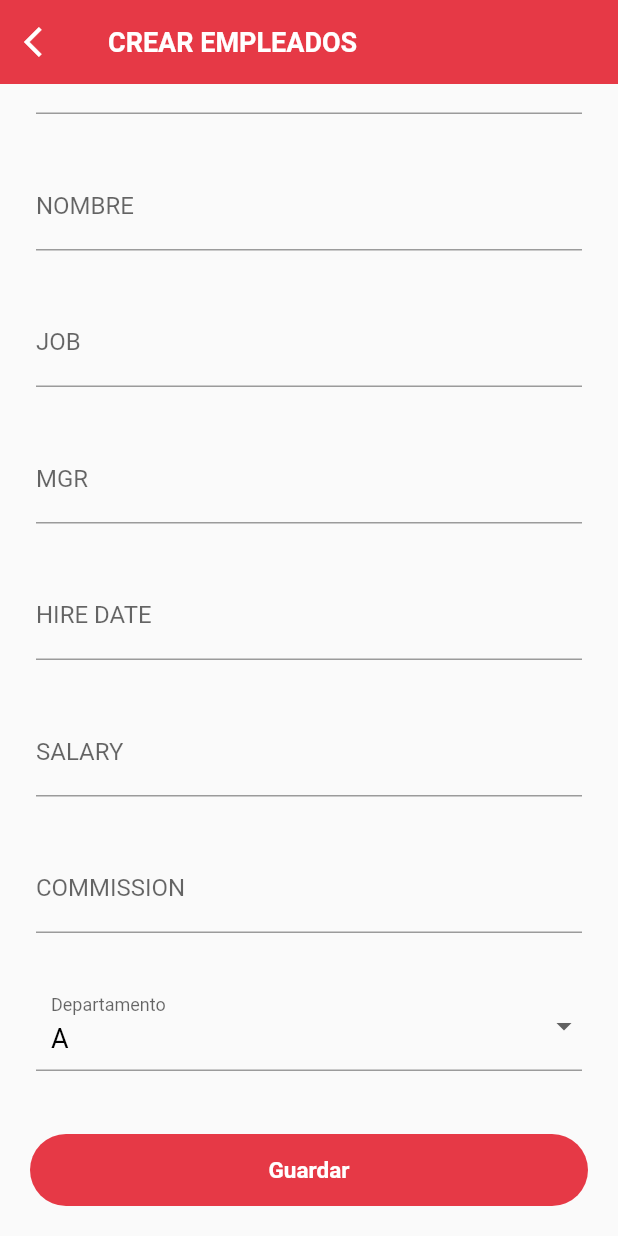
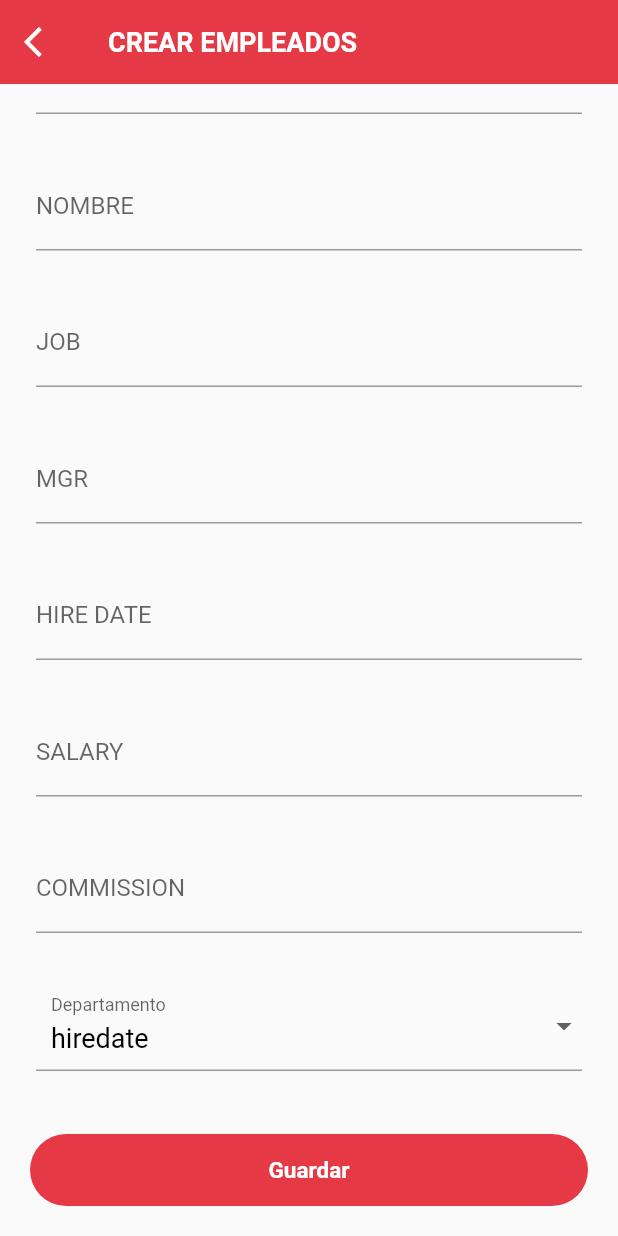
Before and after one commit to pineda24/scottmanager, a Flutter app: the Employee screen opened directly, scrolled down 71 dp, after a tap on "Guardar", on a phone screen of 412 x 824 dp. Run offline on Flutter 3.47's test engine with Material 2 defaults, Android fonts, the phone set to English and light mode, and no system bars; missing offline and left inert: dart:ffi; Roboto replaces fonts that are missing (Montserrat).

Commit message:
update employeee

```diff
--- a/lib/pages/employees/employee.dart
+++ b/lib/pages/employees/employee.dart
@@ -1,7 +1,11 @@
+import 'dart:convert';
+
 import 'package:flutter/material.dart';
+import 'package:http/http.dart';
 import 'package:intl/intl.dart';
 
 import '../../components/button.dart';
+import '../../models/department.model.dart';
 import '../../style/style.dart';
 
 class Employee extends StatefulWidget {
@@ -17,8 +21,76 @@ class _EmployeeState extends State<Employee> {
   List<TextEditingController> controllers =
       List.generate(7, (int index) => TextEditingController());
   DateTime _date = DateTime.now();
+  DateFormat outputFormat = DateFormat('yyyy/MM/dd');
+  List<Dept> listDep = [];
+  Dept deptSelect = new Dept(deptno: 0, dname: "", loc: "");
+  int dept = 0;
+
+  @override
+  void initState() {
+    // TODO: implement initState
+    super.initState();
+    getDept2();
+  }
+
+  String prueba =
+      '{"message": "Success","departments": [{"deptno": 23, "dname": "hiredate", "loc": "2001-11-14"}, {"deptno": 40,"dname": "OPERATIONS","loc": "BOSTON"}]}';
 
   void getDataEdit() async {}
+
+  void saveData() async {
+    try {
+      var url = Uri.https('localhost:8000/ScottManager/employees');
+      var response = await post(
+        url,
+        body: {
+          "empno": controllers[0].text,
+          "ename": controllers[1].text,
+          "job": controllers[2].text,
+          "mgr": controllers[3].text,
+          "hiredate": outputFormat.format(_date),
+          "sal": controllers[5].text,
+          "comm": controllers[6].text,
+          "deptno": deptSelect.deptno,
+        },
+      );
+      print('Response status: ${response.statusCode}');
+      print('Response body: ${response.body}');
+      Navigator.pop(context);
+    } catch (e) {}
+  }
+
+  void getDept() async {
+    try {
+      Response res =
+          await get(Uri.http('localhost:8000/ScottManager/', 'departments'));
+      if (res.statusCode == 200) {
+        List<dynamic> aux = jsonDecode(res.body)["departments"];
+        listDep = [];
+        for (var i = 0; i < aux.length; i++) {
+          listDep.add(Dept.fromJson(aux[i]));
+        }
+      } else {
+        throw "Unable to retrieve posts.";
+      }
+    } catch (e) {}
+  }
+
+  void getDept2() async {
+    try {
+      List<dynamic> aux = jsonDecode(prueba)["departments"];
+      listDep = [];
+      for (var i = 0; i < aux.length; i++) {
+        if (i == 0) {
+          setState(() {
+            deptSelect = Dept.fromJson(aux[i]);
+          });
+        }
+        listDep.add(Dept.fromJson(aux[i]));
+        print(listDep[i].dname);
+      }
+    } catch (e) {}
+  }
 
   @override
   Widget build(BuildContext context) {
@@ -82,19 +154,19 @@ class _EmployeeState extends State<Employee> {
       padding: const EdgeInsets.fromLTRB(20, 10, 20, 20),
       child: Button(
         text: "Guardar",
-        onPressed: () {},
+        onPressed: () {
+          saveData();
+        },
       ),
     );
   }
-
-  List<String> texts = ["A", "B"];
 
   Widget dropDownDept(BuildContext context) {
     return Padding(
       padding: const EdgeInsets.symmetric(horizontal: 8, vertical: 16),
       child: DropdownButtonFormField(
         isExpanded: true,
-        value: "A",
+        value: deptSelect.dname,
         validator: (value) {},
         decoration: InputDecoration(
           labelText: "Departamento",
@@ -102,10 +174,15 @@ class _EmployeeState extends State<Employee> {
               EdgeInsets.symmetric(vertical: 10.0, horizontal: 10.0),
         ),
         style: Style.formTextLight,
-        items: texts.map<DropdownMenuItem<String>>((e) {
-          return DropdownMenuItem(child: Text('$e'), value: e.toString());
+        items: listDep.map<DropdownMenuItem<String>>((e) {
+          return DropdownMenuItem(
+              child: Text('${e.dname}'), value: e.dname.toString());
         }).toList(),
-        onChanged: (value) {},
+        onChanged: (value) {
+          for (var i = 0; i < listDep.length; i++) {
+            if (listDep[i].dname == value) deptSelect = listDep[i];
+          }
+        },
       ),
     );
   }
```
